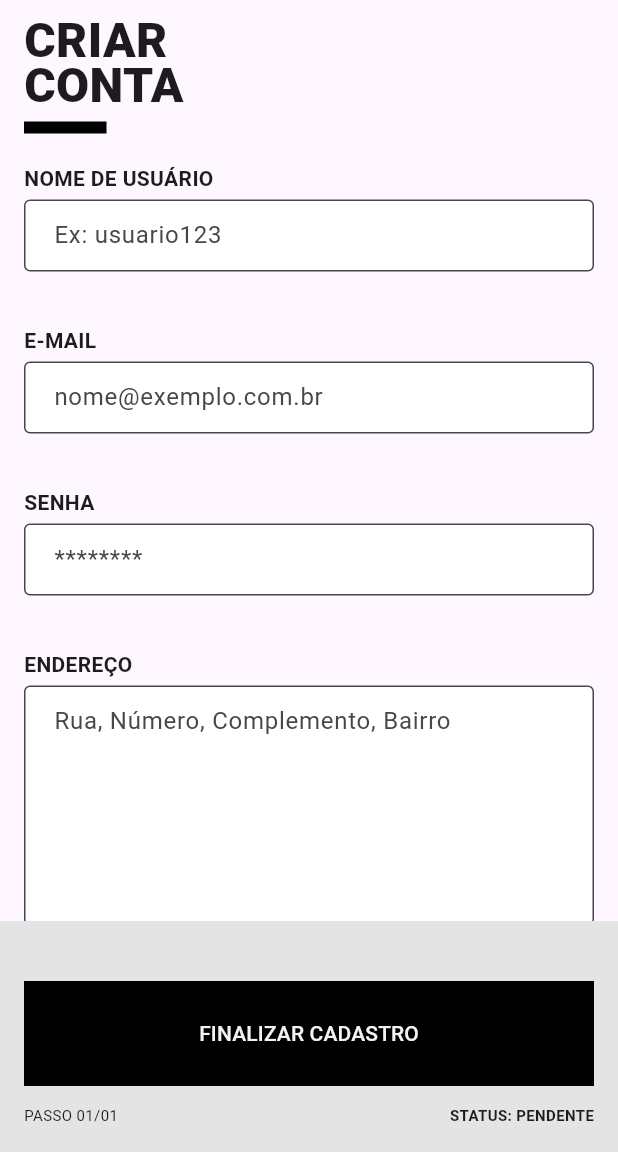
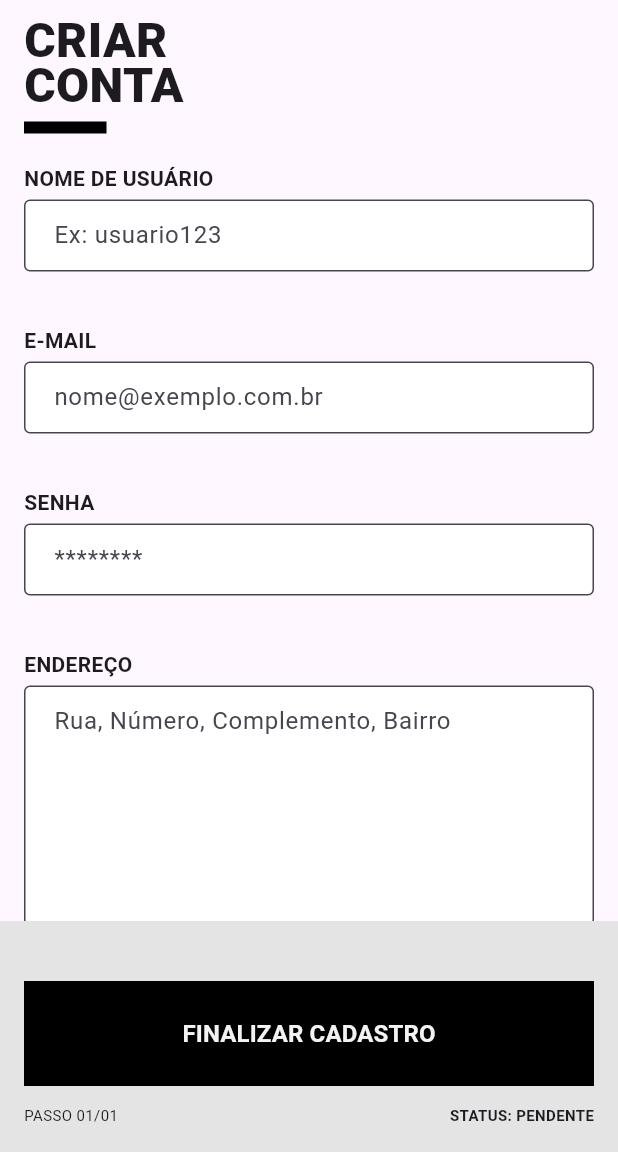
Before and after one commit to felipebitencourtm/tela-cadstro-ecosol, a Flutter app: the screen it shows after launch, on a phone screen of 412 x 824 dp, the part 84-1236 px from its top. Run offline on Flutter 3.47's test engine with Material 3 defaults, Android fonts, the phone set to English and light mode, and no system bars; our stand-ins replace email_validator, graphql_flutter.

Commit message:
mudanças simples de estilo no botão

```diff
--- a/mobile_frontend/lib/core/theme/app_theme.dart
+++ b/mobile_frontend/lib/core/theme/app_theme.dart
@@ -10,7 +10,6 @@ class AppTheme {
         fontWeight: FontWeight(700),
       ),
     ),
-    colorScheme: ColorScheme.fromSeed(seedColor: Colors.deepPurple),
     elevatedButtonTheme: ElevatedButtonThemeData(
       style: ElevatedButton.styleFrom(
         backgroundColor: Colors.black,
--- a/mobile_frontend/lib/features/register/register_page.dart
+++ b/mobile_frontend/lib/features/register/register_page.dart
@@ -210,7 +210,13 @@ class _RegisterPageState extends State<RegisterPage> {
                             });
                           } // deu certo
                         },
-                        child: const Text('FINALIZAR CADASTRO'),
+                        child: const Text(
+                          'FINALIZAR CADASTRO',
+                          style: TextStyle(
+                            fontSize: 16,
+                            fontWeight: FontWeight(700),
+                          ),
+                        ),
                       ),
                       const SizedBox(height: 12),
 
```
